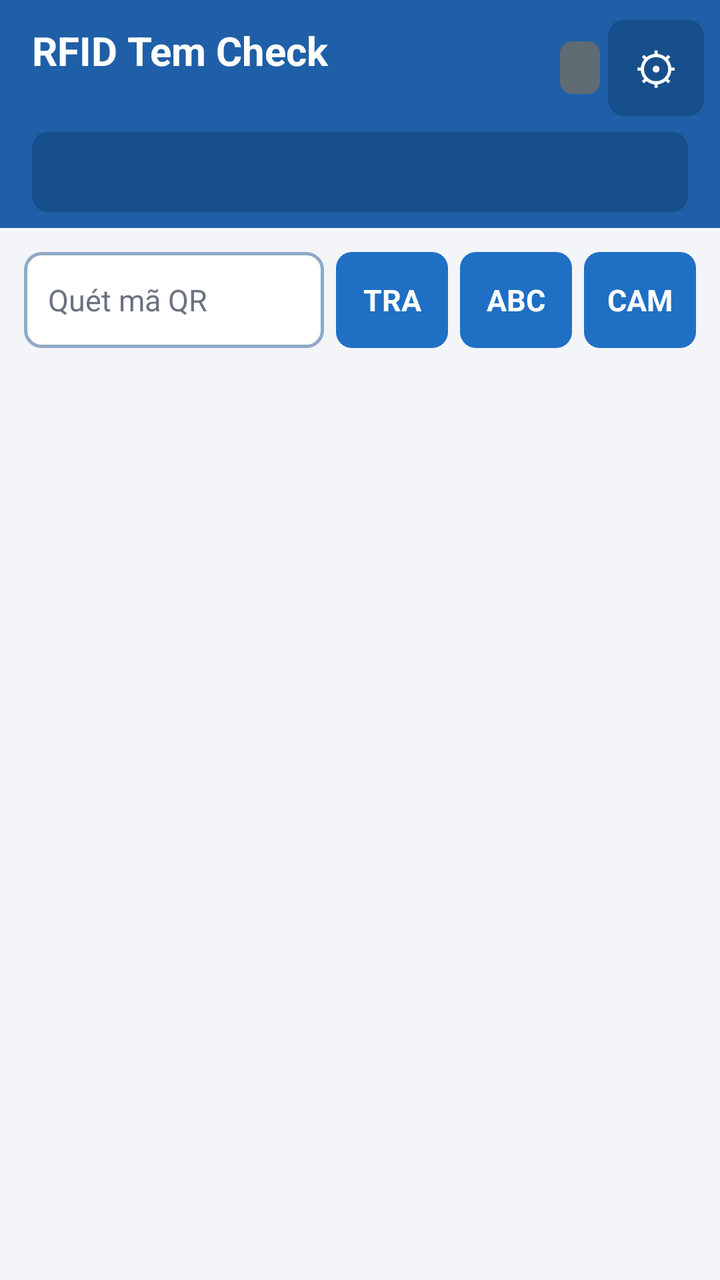
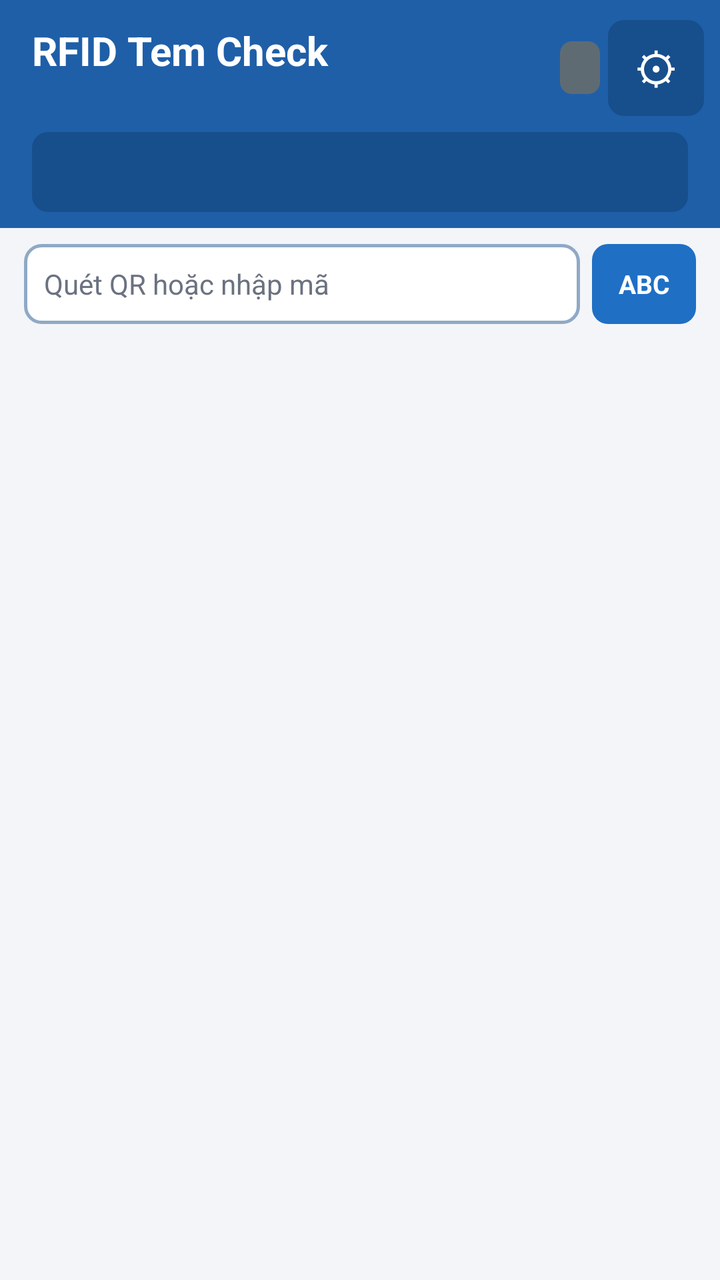

Before-and-after screenshots of an Android layout around one commit, followed by the original layout XML and the change that was made.
<!-- AndroidManifest.xml: application theme AppTheme -->
<!-- res/layout/activity_main.xml -->
<?xml version="1.0" encoding="utf-8"?>
<LinearLayout xmlns:android="http://schemas.android.com/apk/res/android"
    android:layout_width="match_parent"
    android:layout_height="match_parent"
    android:background="@color/ground"
    android:orientation="vertical">

    
    <LinearLayout
        android:layout_width="match_parent"
        android:layout_height="wrap_content"
        android:background="@color/bar"
        android:orientation="vertical"
        android:paddingBottom="8dp"
        android:paddingLeft="16dp"
        android:paddingRight="8dp"
        android:paddingTop="10dp">

        <LinearLayout
            android:layout_width="match_parent"
            android:layout_height="wrap_content"
            android:gravity="center_vertical"
            android:orientation="horizontal">

            <LinearLayout
                android:layout_width="0dp"
                android:layout_height="wrap_content"
                android:layout_weight="1"
                android:orientation="vertical">

                <TextView
                    android:layout_width="wrap_content"
                    android:layout_height="wrap_content"
                    android:text="@string/app_name"
                    android:textColor="#FFFFFF"
                    android:textSize="20sp"
                    android:textStyle="bold" />

                <TextView
                    android:id="@+id/data_info"
                    android:layout_width="wrap_content"
                    android:layout_height="wrap_content"
                    android:ellipsize="end"
                    android:singleLine="true"
                    android:textColor="@color/bar_text_soft"
                    android:textSize="12.5sp" />
            </LinearLayout>

            <TextView
                android:id="@+id/mode_badge"
                android:layout_width="wrap_content"
                android:layout_height="wrap_content"
                android:background="@drawable/bg_chip"
                android:paddingBottom="5dp"
                android:paddingLeft="10dp"
                android:paddingRight="10dp"
                android:paddingTop="5dp"
                android:textColor="#FFFFFF"
                android:textSize="12sp"
                android:textStyle="bold" />

            <TextView
                android:id="@+id/btn_settings"
                android:layout_width="48dp"
                android:layout_height="48dp"
                android:layout_marginLeft="4dp"
                android:background="@drawable/bg_store"
                android:contentDescription="Cài đặt"
                android:gravity="center"
                android:text="⚙"
                android:textColor="#FFFFFF"
                android:textSize="22sp" />
        </LinearLayout>

        <TextView
            android:id="@+id/store_bar"
            android:layout_width="match_parent"
            android:layout_height="wrap_content"
            android:layout_marginRight="8dp"
            android:layout_marginTop="8dp"
            android:background="@drawable/bg_store"
            android:ellipsize="end"
            android:gravity="center_vertical"
            android:minHeight="40dp"
            android:paddingLeft="12dp"
            android:paddingRight="12dp"
            android:singleLine="true"
            android:textColor="#FFFFFF"
            android:textSize="14sp" />
    </LinearLayout>

    <LinearLayout
        android:layout_width="match_parent"
        android:layout_height="wrap_content"
        android:gravity="center_vertical"
        android:orientation="horizontal"
        android:paddingLeft="12dp"
        android:paddingRight="12dp"
        android:paddingTop="12dp">

        <EditText
            android:id="@+id/input"
            android:layout_width="0dp"
            android:layout_height="48dp"
            android:layout_weight="1"
            android:background="@drawable/bg_input"
            android:hint="Quét mã QR"
            android:imeOptions="actionGo|flagNoExtractUi"
            android:inputType="textNoSuggestions|textVisiblePassword"
            android:paddingLeft="12dp"
            android:paddingRight="12dp"
            android:singleLine="true"
            android:textColor="#111827"
            android:textColorHint="@color/ink_faint"
            android:textSize="15sp" />

        <TextView
            android:id="@+id/btn_go"
            style="@style/TopButton"
            android:text="TRA" />

        <TextView
            android:id="@+id/btn_keyboard"
            style="@style/TopButton"
            android:text="ABC" />

        <TextView
            android:id="@+id/btn_camera"
            style="@style/TopButton"
            android:text="CAM" />
    </LinearLayout>

    
    <ListView
        android:id="@+id/history"
        android:layout_width="match_parent"
        android:layout_height="0dp"
        android:layout_weight="1"
        android:clipToPadding="false"
        android:divider="@android:color/transparent"
        android:dividerHeight="8dp"
        android:focusable="false"
        android:listSelector="@android:color/transparent"
        android:paddingBottom="12dp"
        android:paddingLeft="12dp"
        android:paddingRight="12dp" />
</LinearLayout>
<!-- resources referenced by this layout -->
<resources>
  <color name="bar">#1F5FA8</color>
  <color name="bar_text_soft">#DCE7F4</color>
  <color name="ground">#F3F5F8</color>
  <color name="ink_faint">#6B7280</color>
  <!-- drawable bg_chip (drawable) -->
  <?xml version="1.0" encoding="utf-8"?>
  <shape xmlns:android="http://schemas.android.com/apk/res/android" android:shape="rectangle">
      <solid android:color="#5F6B73" />
      <corners android:radius="6dp" />
  </shape>
  <!-- drawable bg_input (drawable) -->
  <?xml version="1.0" encoding="utf-8"?>
  <shape xmlns:android="http://schemas.android.com/apk/res/android" android:shape="rectangle">
      <solid android:color="#FFFFFF" />
      <stroke android:width="1.5dp" android:color="#8FA9C6" />
      <corners android:radius="8dp" />
  </shape>
  <!-- drawable bg_store (drawable) -->
  <?xml version="1.0" encoding="utf-8"?>
  <selector xmlns:android="http://schemas.android.com/apk/res/android">
      <item android:state_pressed="true">
          <shape android:shape="rectangle"><solid android:color="#123F70" /><corners android:radius="8dp" /></shape>
      </item>
      <item>
          <shape android:shape="rectangle"><solid android:color="#174F8C" /><corners android:radius="8dp" /></shape>
      </item>
  </selector>
  <string name="app_name">RFID Tem Check</string>
  <style name="TopButton">
          <item name="android:layout_width">wrap_content</item>
          <item name="android:layout_height">48dp</item>
          <item name="android:minWidth">56dp</item>
          <item name="android:paddingLeft">10dp</item>
          <item name="android:paddingRight">10dp</item>
          <item name="android:gravity">center</item>
          <item name="android:textSize">15sp</item>
          <item name="android:textStyle">bold</item>
          <item name="android:background">@drawable/bg_button</item>
          <item name="android:textColor">#FFFFFF</item>
          <item name="android:layout_marginLeft">6dp</item>
      </style>
  <style name="AppTheme" parent="android:Theme.Material.Light.NoActionBar">
          <item name="android:colorPrimary">#1F5FA8</item>
          <item name="android:colorPrimaryDark">#174F8C</item>
          <item name="android:colorAccent">#1F6FC5</item>
          <item name="android:windowBackground">@color/ground</item>
      </style>
  <!-- drawable bg_button (drawable) -->
  <?xml version="1.0" encoding="utf-8"?>
  <selector xmlns:android="http://schemas.android.com/apk/res/android">
      <item android:state_pressed="true">
          <shape android:shape="rectangle"><solid android:color="#174F8C" /><corners android:radius="8dp" /></shape>
      </item>
      <item>
          <shape android:shape="rectangle"><solid android:color="#1F6FC5" /><corners android:radius="8dp" /></shape>
      </item>
  </selector>
</resources>

<!-- the commit's change to res/layout/activity_main.xml (unified diff, before → after) -->
@@ -89,6 +89,7 @@
             android:textSize="14sp" />
     </LinearLayout>
 
+    
     <LinearLayout
         android:layout_width="match_parent"
         android:layout_height="wrap_content"
@@ -96,38 +97,32 @@
         android:orientation="horizontal"
         android:paddingLeft="12dp"
         android:paddingRight="12dp"
-        android:paddingTop="12dp">
+        android:paddingTop="8dp">
 
         <EditText
             android:id="@+id/input"
             android:layout_width="0dp"
-            android:layout_height="48dp"
+            android:layout_height="40dp"
             android:layout_weight="1"
             android:background="@drawable/bg_input"
-            android:hint="Quét mã QR"
+            android:hint="Quét QR hoặc nhập mã"
             android:imeOptions="actionGo|flagNoExtractUi"
             android:inputType="textNoSuggestions|textVisiblePassword"
-            android:paddingLeft="12dp"
-            android:paddingRight="12dp"
+            android:paddingLeft="10dp"
+            android:paddingRight="10dp"
             android:singleLine="true"
             android:textColor="#111827"
             android:textColorHint="@color/ink_faint"
-            android:textSize="15sp" />
-
-        <TextView
-            android:id="@+id/btn_go"
-            style="@style/TopButton"
-            android:text="TRA" />
+            android:textSize="14sp" />
 
         <TextView
             android:id="@+id/btn_keyboard"
             style="@style/TopButton"
-            android:text="ABC" />
-
-        <TextView
-            android:id="@+id/btn_camera"
-            style="@style/TopButton"
-            android:text="CAM" />
+            android:layout_height="40dp"
+            android:contentDescription="Bật bàn phím để gõ mã"
+            android:minWidth="52dp"
+            android:text="ABC"
+            android:textSize="13sp" />
     </LinearLayout>
 
     
